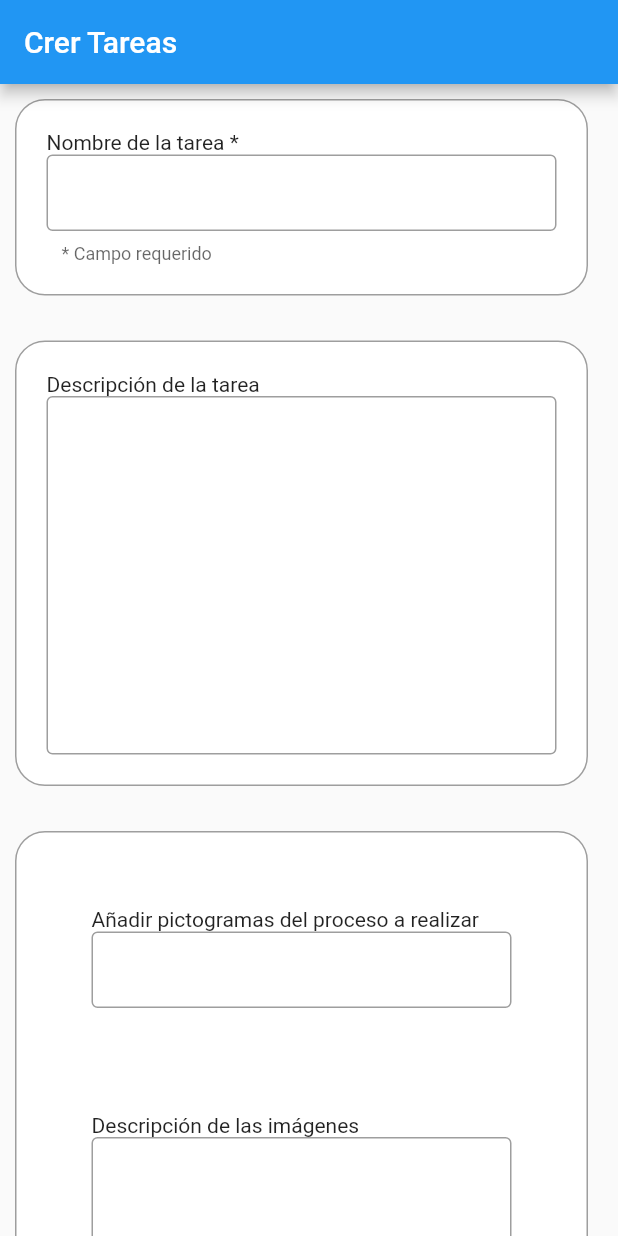
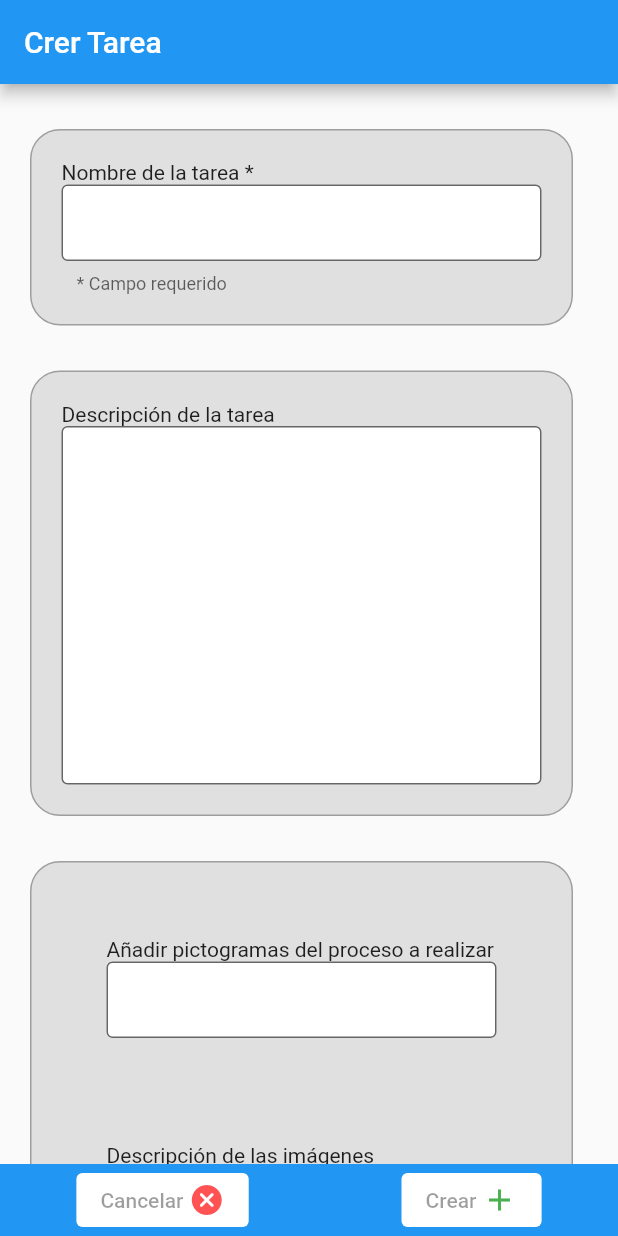
Before and after one commit to DGPAS/DGP_AS, a Flutter app: the screen it shows after launch, on a phone screen of 412 x 824 dp. Run offline on Flutter 3.47's test engine with Material 2 defaults, Android fonts, the light colour scheme and no system bars.

Commit message:
Avance en formularios y estilos. Añadidos botones

```diff
--- /dev/null
+++ b/Dability/lib/Components/add_task_bar.dart
@@ -0,0 +1,42 @@
+import 'package:dability/main.dart';
+import 'package:flutter/material.dart';
+
+class AddTaskBar extends StatelessWidget {
+  const AddTaskBar({super.key});
+
+  @override
+  Widget build(BuildContext context) {
+    return Container(
+      color: Colors.blue,
+      child: Row(
+        mainAxisAlignment: MainAxisAlignment.spaceAround,
+        children: <Widget>[
+          ElevatedButton(
+            style: ButtonStyle(
+              backgroundColor: MaterialStatePropertyAll<Color>(Colors.white),
+            ),
+            onPressed: null,
+            child: Row(
+              children: <Widget>[
+                const Text('Cancelar '),
+                const Icon(Icons.cancel_rounded, color: Colors.redAccent),
+              ],
+            ),
+            ),
+          ElevatedButton(
+            style: ButtonStyle(
+              backgroundColor: MaterialStatePropertyAll<Color>(Colors.white)
+            ),
+            onPressed: null,
+            child: Row(
+              children: <Widget>[
+                const Text('Crear '),
+                const Icon(Icons.add, color: Colors.green),
+              ],
+            ),
+            ),
+        ],
+      ),
+    );
+  }
+}
--- a/Dability/lib/Components/text_form.dart
+++ b/Dability/lib/Components/text_form.dart
@@ -51,7 +51,9 @@ class _TextFormState extends State<TextForm> {
           TextFormField(
             decoration: InputDecoration(
               border: const OutlineInputBorder(),
-              contentPadding: EdgeInsets.fromLTRB(10,20,0,getContentPadding()),
+              filled: true,
+              fillColor: Colors.white,
+            contentPadding: EdgeInsets.fromLTRB(10,20,0,getContentPadding()),
               helperText: requiredField ? campoRequerido : null,
               alignLabelWithHint: true,
             ),
--- a/Dability/lib/Components/upload_form.dart
+++ b/Dability/lib/Components/upload_form.dart
@@ -51,6 +51,8 @@ class _UploadFormState extends State<UploadForm> {
           TextFormField(
             decoration: InputDecoration(
               border: const OutlineInputBorder(),
+              filled: true,
+              fillColor: Colors.white,
               contentPadding: EdgeInsets.fromLTRB(10,20,0,getContentPadding()),
               helperText: requiredField ? campoRequerido : null,
               alignLabelWithHint: true,
--- a/Dability/lib/add_task.dart
+++ b/Dability/lib/add_task.dart
@@ -1,6 +1,6 @@
+import 'package:flutter/material.dart';
+import 'package:dability/Components/add_task_bar.dart';
 import 'package:dability/add_task_forms.dart';
-import 'package:flutter/material.dart';
-import 'package:dability/add_task.dart';
 
 
 class AddTask extends StatelessWidget {
@@ -10,9 +10,10 @@ class AddTask extends StatelessWidget {
   Widget build(BuildContext context) {
     return Scaffold(
       appBar: AppBar(
-        title: const Text("Crer Tareas"),
+        title: const Text("Crer Tarea"),
       ),
       body: AddTaskForms(),
+      bottomNavigationBar: AddTaskBar(),
     );
   }
 }
--- a/Dability/lib/add_task_forms.dart
+++ b/Dability/lib/add_task_forms.dart
@@ -10,11 +10,13 @@ class AddTaskForms extends StatelessWidget {
   @override
   Widget build(BuildContext context) {
     return SingleChildScrollView(
+      child: Container(
+        margin: const EdgeInsets.only(bottom: 30.0, top: 30.0, left: 10.0, right: 10.0),
         child: Column(
           children: <Widget>[
             Container(
               decoration: BoxDecoration(
-                color: Colors.white,
+                  color: Colors.grey[300],
                   borderRadius: BorderRadius.circular(20.0),
                   border: Border.all(
                     color: Colors.grey,
@@ -22,12 +24,12 @@ class AddTaskForms extends StatelessWidget {
                   )
               ),
               padding: const EdgeInsets.all(20.0),
-            margin: const EdgeInsets.only(left: 10.0, top: 10.0, right: 20.0),
+              margin: const EdgeInsets.only(left: 10.0, right: 20.0),
               child: const TextForm(requiredField: true, titulo: "Nombre de la tarea", tipo: FormType.title,),
             ),
             Container(
               decoration: BoxDecoration(
-                color: Colors.white,
+                  color: Colors.grey[300],
                   borderRadius: BorderRadius.circular(20.0),
                   border: Border.all(
                     color: Colors.grey,
@@ -40,7 +42,7 @@ class AddTaskForms extends StatelessWidget {
             ),
             Container(
               decoration: BoxDecoration(
-                color: Colors.white,
+                  color: Colors.grey[300],
                   borderRadius: BorderRadius.circular(20.0),
                   border: Border.all(
                     color: Colors.grey,
@@ -50,6 +52,7 @@ class AddTaskForms extends StatelessWidget {
               padding: const EdgeInsets.all(20.0),
               margin: const EdgeInsets.only(left: 10.0, top: 30.0, right: 20.0),
               child: Column (
+
                 children: <Widget>[
                   Container(
                     padding: const EdgeInsets.all(20.0),
@@ -66,6 +69,7 @@ class AddTaskForms extends StatelessWidget {
             ),
           ],
         ),
+      ),
     );
   }
 }
--- a/Dability/lib/main.dart
+++ b/Dability/lib/main.dart
@@ -108,7 +108,14 @@ class _MyHomePageState extends State<MyHomePage> {
         ),
       ),
       floatingActionButton: FloatingActionButton(
-        onPressed: _incrementCounter,
+        onPressed: () {
+    Navigator.push(
+    context,
+    MaterialPageRoute(
+    builder: (context) => const AddTask(),
+    ),
+    );
+    },
         tooltip: 'Increment',
         child: const Icon(Icons.add),
       ), // This trailing comma makes auto-formatting nicer for build methods.
```
Lines whose indentation alone changed are shown as unchanged.
